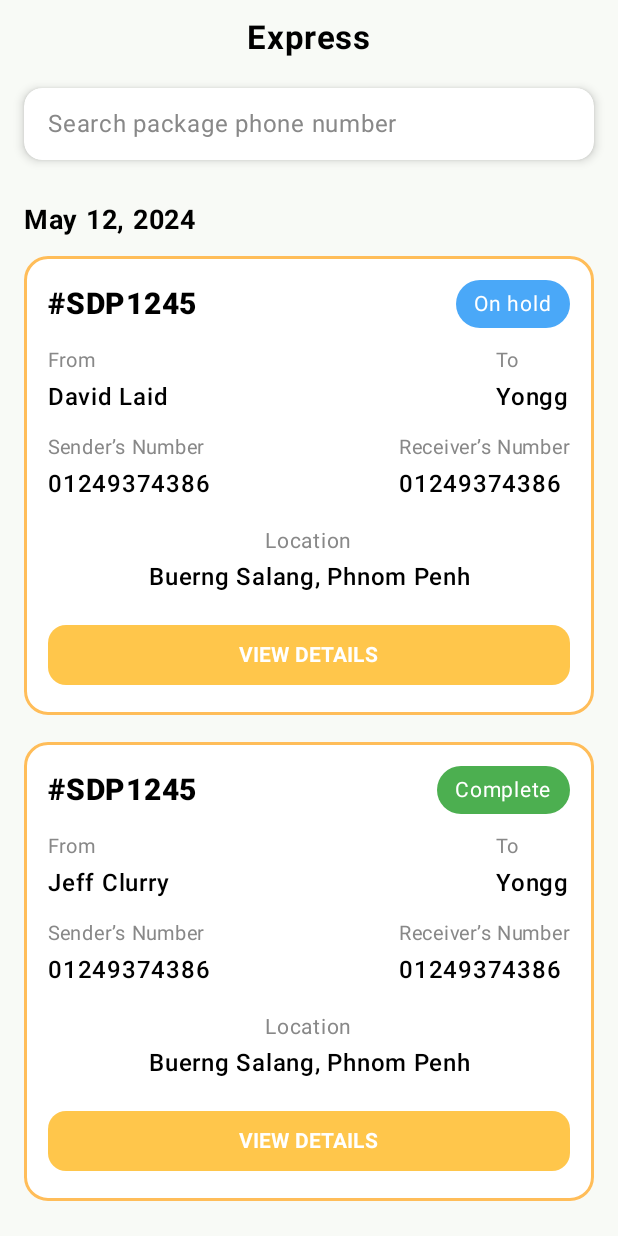
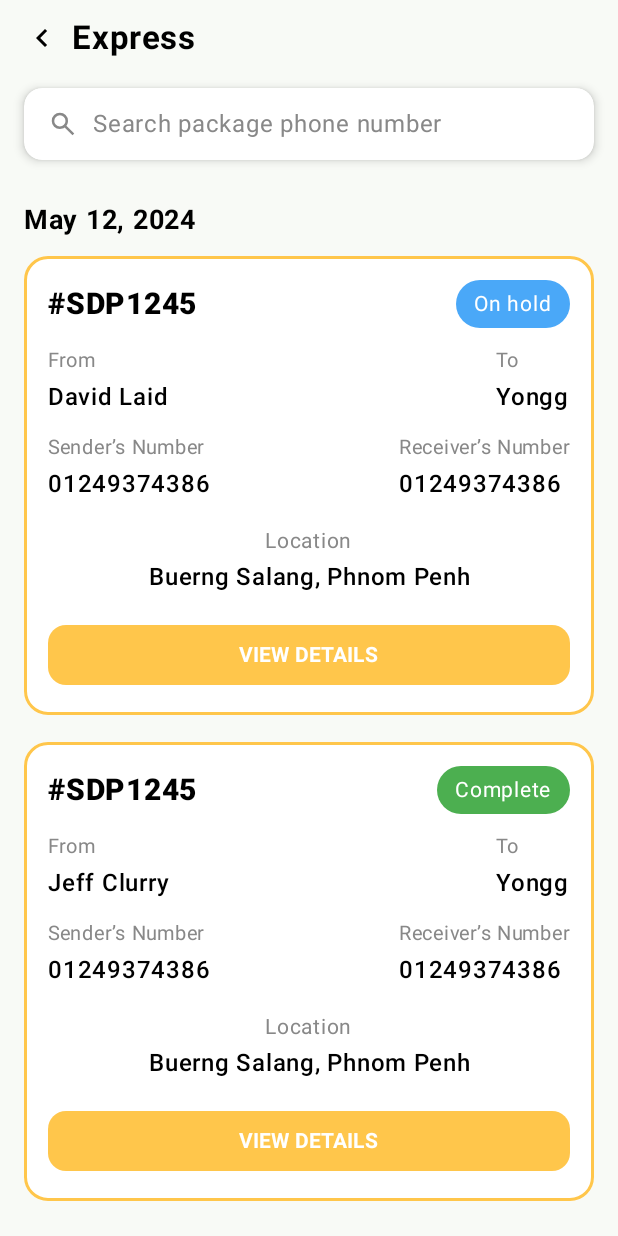
Before and after one commit to Logistic-speedize/speediz-mobile, an Android app built with Jetpack Compose: the @Preview function PackagePreview, on a phone screen of 412 x 824 dp. Run offline under Robolectric (Android 15) with nearby library versions, the phone set to English and light mode, and no system bars.

Commit message:
Ui update for express list

```diff
--- a/app/src/main/java/com/example/speediz/ui/feature/authorized/delivery/Package/ScreenPackage.kt
+++ b/app/src/main/java/com/example/speediz/ui/feature/authorized/delivery/Package/ScreenPackage.kt
@@ -1,27 +1,29 @@
 package com.example.speediz.ui.feature.authorized.delivery.Package
 
-import android.R
 import androidx.compose.foundation.background
 import androidx.compose.foundation.border
+import androidx.compose.foundation.clickable
 import androidx.compose.foundation.layout.*
+import androidx.compose.foundation.lazy.LazyColumn
+import androidx.compose.foundation.lazy.items
 import androidx.compose.foundation.shape.RoundedCornerShape
 import androidx.compose.foundation.text.BasicTextField
-import androidx.compose.foundation.lazy.LazyColumn
-import androidx.compose.foundation.lazy.items
 import androidx.compose.material3.*
 import androidx.compose.runtime.*
 import androidx.compose.ui.Alignment
 import androidx.compose.ui.Modifier
+import androidx.compose.ui.draw.shadow
 import androidx.compose.ui.graphics.Color
+import androidx.compose.ui.res.painterResource
+import androidx.compose.ui.text.TextStyle
 import androidx.compose.ui.text.font.FontWeight
 import androidx.compose.ui.text.input.TextFieldValue
 import androidx.compose.ui.text.style.TextAlign
+import androidx.compose.ui.text.style.TextOverflow
+import androidx.compose.ui.tooling.preview.Preview
 import androidx.compose.ui.unit.dp
 import androidx.compose.ui.unit.sp
-import androidx.compose.ui.text.style.TextOverflow
-import androidx.compose.ui.draw.shadow
-import androidx.compose.ui.text.TextStyle
-import androidx.compose.ui.tooling.preview.Preview
+import com.example.speediz.R
 import com.example.speediz.ui.theme.SpeedizTheme
 
 @Composable
@@ -59,17 +61,32 @@ fun ScreenPackage() {
     ) {
         Spacer(modifier = Modifier.height(12.dp))
 
-        // Top Bar
+        // --- Top Bar with Arrow and Title ---
+        Row(
+            modifier = Modifier.fillMaxWidth(),
+            verticalAlignment = Alignment.CenterVertically
+        ) {
+            Icon(
+                modifier = Modifier,
+                painter = painterResource(id = R.drawable.ic_arrow_back),
+                contentDescription = "Back",
+                tint = Color.Black
+            )
+
+            Spacer(modifier = Modifier.width(8.dp))
+
             Text(
                 text = "Express",
                 fontWeight = FontWeight.Bold,
                 fontSize = 22.sp,
-            modifier = Modifier.align(Alignment.CenterHorizontally)
+                color = Color.Black,
+                modifier = Modifier.align(Alignment.CenterVertically),
             )
+        }
 
         Spacer(modifier = Modifier.height(20.dp))
 
-        // Search Bar
+        // --- Search Bar with Search Icon ---
         Box(
             modifier = Modifier
                 .fillMaxWidth()
@@ -77,6 +94,16 @@ fun ScreenPackage() {
                 .background(Color.White, RoundedCornerShape(12.dp))
                 .padding(horizontal = 16.dp, vertical = 12.dp)
         ) {
+            Row(verticalAlignment = Alignment.CenterVertically) {
+                Icon(
+                    painter = painterResource(id = R.drawable.ic_search),
+                    contentDescription = "Search",
+                    tint = Color.Gray,
+                    modifier = Modifier.size(20.dp)
+                )
+
+                Spacer(modifier = Modifier.width(10.dp))
+
                 BasicTextField(
                     value = searchText,
                     onValueChange = { searchText = it },
@@ -94,19 +121,21 @@ fun ScreenPackage() {
                     modifier = Modifier.fillMaxWidth()
                 )
             }
+        }
 
         Spacer(modifier = Modifier.height(28.dp))
 
-        // Date
+        // --- Date Header ---
         Text(
             text = "May 12, 2024",
             fontWeight = FontWeight.Bold,
-            fontSize = 18.sp
+            fontSize = 18.sp,
+            color = Color.Black
         )
 
         Spacer(modifier = Modifier.height(12.dp))
 
-        // Packages List
+        // --- Packages List ---
         LazyColumn(verticalArrangement = Arrangement.spacedBy(18.dp)) {
             items(packages) { item ->
                 PackageCard(item)
@@ -121,7 +150,7 @@ fun PackageCard(item: PackageItem) {
         modifier = Modifier
             .fillMaxWidth()
             .background(Color.White, RoundedCornerShape(16.dp))
-            .border(2.dp, color= MaterialTheme.colorScheme.primary, RoundedCornerShape(16.dp))
+            .border(2.dp, color = Color(0xFFFFC64B), RoundedCornerShape(16.dp))
             .padding(16.dp)
     ) {
         Row(
@@ -181,7 +210,10 @@ fun PackageCard(item: PackageItem) {
 
         Spacer(modifier = Modifier.height(14.dp))
 
-        Column(horizontalAlignment = Alignment.CenterHorizontally, modifier = Modifier.fillMaxWidth()) {
+        Column(
+            horizontalAlignment = Alignment.CenterHorizontally,
+            modifier = Modifier.fillMaxWidth()
+        ) {
             Text("Location", color = Color.Gray, fontSize = 14.sp)
             Text(
                 text = item.location,
@@ -194,7 +226,7 @@ fun PackageCard(item: PackageItem) {
         Spacer(modifier = Modifier.height(16.dp))
 
         Button(
-            onClick = { /*TODO*/ },
+            onClick = { /* handle details click */ },
             colors = ButtonDefaults.buttonColors(containerColor = Color(0xFFFFC64B)),
             shape = RoundedCornerShape(12.dp),
             modifier = Modifier.fillMaxWidth()
@@ -204,7 +236,7 @@ fun PackageCard(item: PackageItem) {
     }
 }
 
-// Data model
+// --- Data model ---
 data class PackageItem(
     val id: String,
     val senderName: String,
@@ -216,9 +248,9 @@ data class PackageItem(
     val statusColor: Color
 )
 
-@Preview
+@Preview(showBackground = true)
 @Composable
-fun PackagePreview(){
+fun PackagePreview() {
     SpeedizTheme {
         ScreenPackage()
     }
--- /dev/null
+++ b/app/src/main/res/drawable/ic_arrow_back.xml
@@ -0,0 +1,10 @@
+<vector xmlns:android="http://schemas.android.com/apk/res/android"
+    android:width="24dp"
+    android:height="24dp"
+    android:viewportWidth="960"
+    android:viewportHeight="960"
+    android:autoMirrored="true">
+  <path
+      android:fillColor="@android:color/black"
+      android:pathData="M560,720L320,480L560,240L616,296L432,480L616,664L560,720Z"/>
+</vector>
--- /dev/null
+++ b/app/src/main/res/drawable/ic_search.xml
@@ -0,0 +1,9 @@
+<vector xmlns:android="http://schemas.android.com/apk/res/android"
+    android:width="24dp"
+    android:height="24dp"
+    android:viewportWidth="960"
+    android:viewportHeight="960">
+  <path
+      android:fillColor="@android:color/black"
+      android:pathData="M784,840L532,588Q502,612 463,626Q424,640 380,640Q271,640 195.5,564.5Q120,489 120,380Q120,271 195.5,195.5Q271,120 380,120Q489,120 564.5,195.5Q640,271 640,380Q640,424 626,463Q612,502 588,532L840,784L784,840ZM380,560Q455,560 507.5,507.5Q560,455 560,380Q560,305 507.5,252.5Q455,200 380,200Q305,200 252.5,252.5Q200,305 200,380Q200,455 252.5,507.5Q305,560 380,560Z"/>
+</vector>
```
Lines whose indentation alone changed are shown as unchanged.
